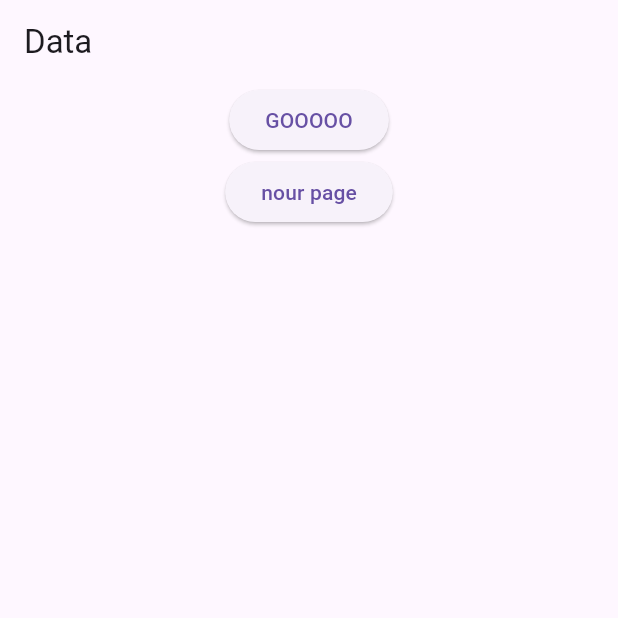
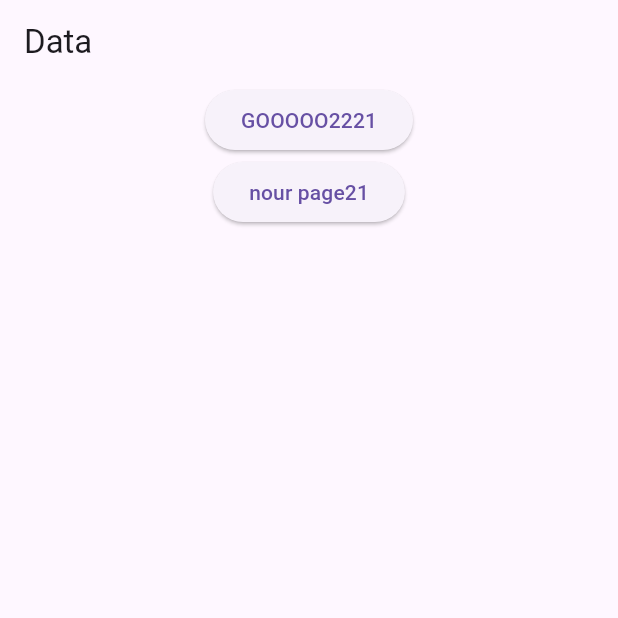
Before and after one commit to Eyad1126/Testing, a Flutter app: the screen it shows after launch, on a phone screen of 412 x 824 dp, the top half of it. Run offline on Flutter 3.47's test engine with Material 3 defaults, Android fonts, the phone set to English and light mode, and no system bars.

Commit message:
farok222

```diff
--- a/lib/main.dart
+++ b/lib/main.dart
@@ -35,7 +35,7 @@ class HomePage extends StatelessWidget {
                   MaterialPageRoute(builder: (context) => const IyadPage()),
                 );
               },
-              child: const Text('GOOOOO'),
+              child: const Text('GOOOOO2221'),
             ),
             ElevatedButton(
               onPressed: () {
@@ -44,7 +44,7 @@ class HomePage extends StatelessWidget {
                   MaterialPageRoute(builder: (context) => const NourPage()),
                 );
               },
-              child: const Text('nour page'),
+              child: const Text('nour page21'),
             ),
           ],
         ),
```
